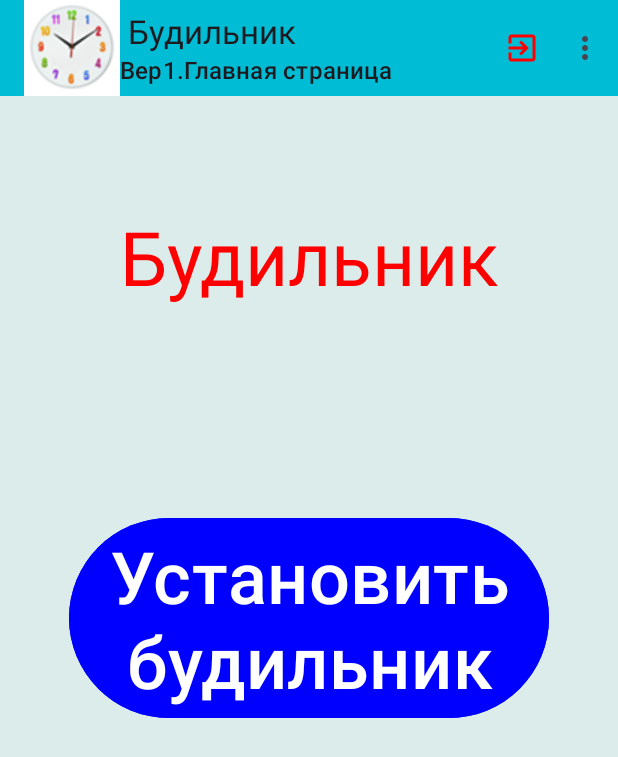
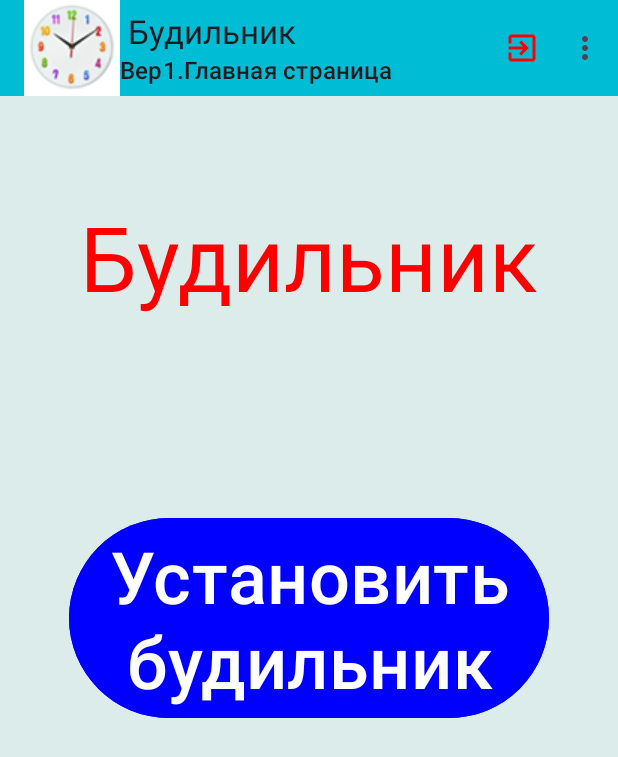
Before and after one commit to OlegEfremov54/DZ13AlarmClock, an Android app: the screen it shows after launch (MainActivity), on a phone screen of 412 x 824 dp. Shown: the top 757 px of the screen. Run offline under Robolectric (Android 15) with nearby library versions, the phone set to English and light mode, and no system bars.

Commit message:
Комит 1

```diff
--- a/app/src/main/res/layout/activity_main.xml
+++ b/app/src/main/res/layout/activity_main.xml
@@ -22,7 +22,7 @@
         android:layout_width="wrap_content"
         android:layout_height="wrap_content"
         android:text="@string/text_view_alarm_clock"
-        android:textSize="50sp"
+        android:textSize="60sp"
         android:textColor="@color/red"
         android:layout_marginHorizontal="20dp"
         android:layout_marginVertical="20dp"
```
Also changed, not shown: app/src/main/java/com/example/dz13alarmclock/Activity_Ckloc.kt (+5 -3 lines), app/src/main/java/com/example/dz13alarmclock/MainActivity.kt (+8 -2 lines).
